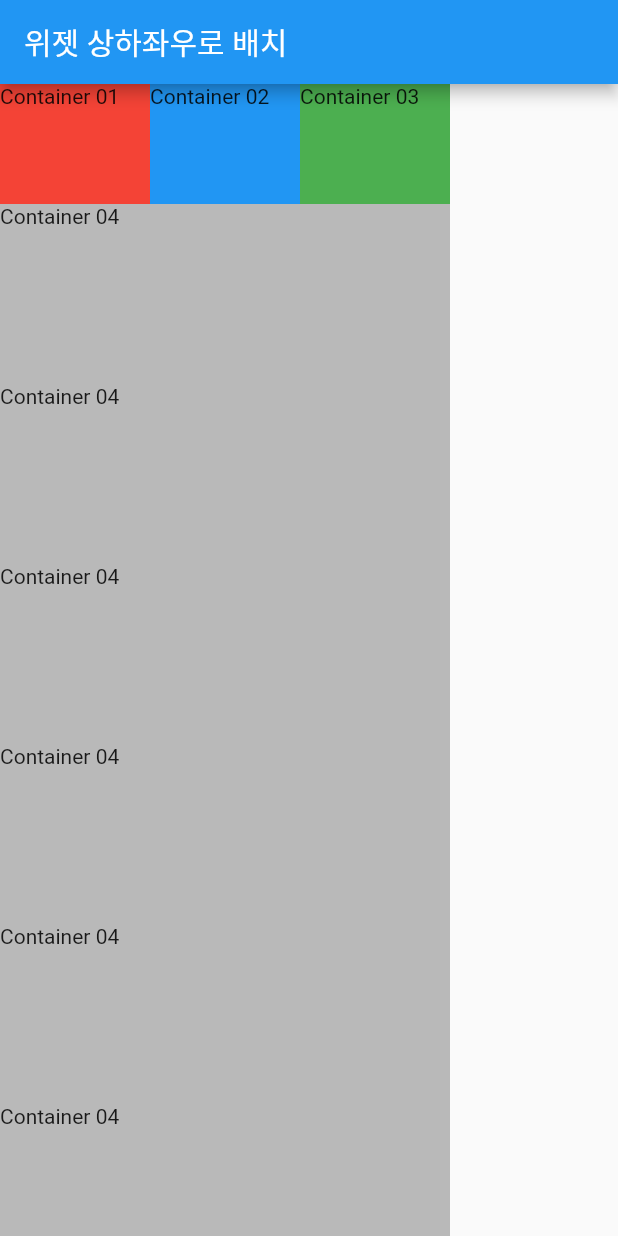
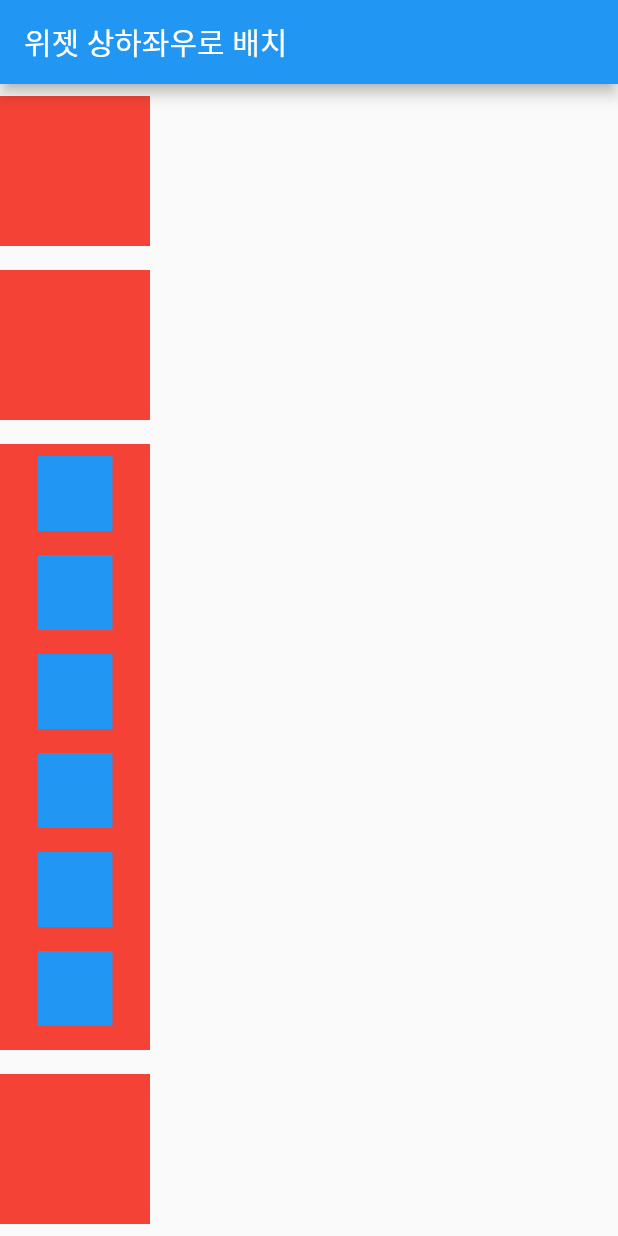
Before and after one commit to khoon9/practice-flutter, a Flutter app: the screen it shows after launch, on a phone screen of 412 x 824 dp. Run offline on Flutter 3.47's test engine with Material 2 defaults, Android fonts, the light colour scheme and no system bars.

Commit message:
feat: add the contents practiced in lectures 06(about flutter layout 02)

```diff
--- a/flutter_project01/lib/main.dart
+++ b/flutter_project01/lib/main.dart
@@ -16,84 +16,52 @@ class Body extends StatelessWidget {
 
   @override
   Widget build(BuildContext context) {
-    return SingleChildScrollView(
-        scrollDirection: Axis.horizontal,
-        child: Column(
-          mainAxisSize: MainAxisSize.max,
-          mainAxisAlignment: MainAxisAlignment.center,
-          crossAxisAlignment: CrossAxisAlignment.center,
-          children: [
-            Row(
-              mainAxisSize: MainAxisSize.max,
-              mainAxisAlignment: MainAxisAlignment.center,
-              crossAxisAlignment: CrossAxisAlignment.center,
+    return Column(
       children: [
         Container(
         width: 100,
-                  height: 80,
+        height: 100,
         color: Colors.red,
-                  child: Text('Container 01'),
+        margin: const EdgeInsets.symmetric(vertical: 8),),
+        Container(
+        width: 100,
+        height: 100,
+        color: Colors.red,
+        margin: const EdgeInsets.symmetric(vertical: 8),),
+
+        Expanded(
+          child: Container(
+            width: 100,
+            height: 100,
+            color: Colors.red,
+            margin: const EdgeInsets.symmetric(vertical: 8),
+            child: SingleChildScrollView(
+              child: Column(
+                children: [
+                  Container(color: Colors.blue, height: 50, width: 50,margin: const EdgeInsets.symmetric(vertical: 8)),
+                  Container(color: Colors.blue, height: 50, width: 50,margin: const EdgeInsets.symmetric(vertical: 8)),
+                  Container(color: Colors.blue, height: 50, width: 50,margin: const EdgeInsets.symmetric(vertical: 8)),
+                  Container(color: Colors.blue, height: 50, width: 50,margin: const EdgeInsets.symmetric(vertical: 8)),
+                  Container(color: Colors.blue, height: 50, width: 50,margin: const EdgeInsets.symmetric(vertical: 8)),
+                  Container(color: Colors.blue, height: 50, width: 50,margin: const EdgeInsets.symmetric(vertical: 8)),
+                  Container(color: Colors.blue, height: 50, width: 50,margin: const EdgeInsets.symmetric(vertical: 8)),
+                  Container(color: Colors.blue, height: 50, width: 50,margin: const EdgeInsets.symmetric(vertical: 8)),
+                  Container(color: Colors.blue, height: 50, width: 50,margin: const EdgeInsets.symmetric(vertical: 8)),
+                  Container(color: Colors.blue, height: 50, width: 50,margin: const EdgeInsets.symmetric(vertical: 8)),
+                  Container(color: Colors.blue, height: 50, width: 50,margin: const EdgeInsets.symmetric(vertical: 8)),
+                  Container(color: Colors.blue, height: 50, width: 50,margin: const EdgeInsets.symmetric(vertical: 8)),
+                ],
+              ),
+            )
+          ),
         ),
         Container(
           width: 100,
-                  height: 80,
-                  color: Colors.blue,
-                  child: Text('Container 02'),
-                ),
-                Container(
-                  width: 100,
-                  height: 80,
-                  color: Colors.green,
-                  child: Text('Container 03'),
-                ),
-              ],
-            ),
-            Container(
-              width: 300,
-              height: 120,
-              color: Colors.black26,
-              child: Text("Container 04"),
-            ),
-            Container(
-              width: 300,
-              height: 120,
-              color: Colors.black26,
-              child: Text("Container 04"),
-            ),
-            Container(
-              width: 300,
-              height: 120,
-              color: Colors.black26,
-              child: Text("Container 04"),
-            ),
-            Container(
-              width: 300,
-              height: 120,
-              color: Colors.black26,
-              child: Text("Container 04"),
-            ),
-            Container(
-              width: 300,
-              height: 120,
-              color: Colors.black26,
-              child: Text("Container 04"),
-            ),
-            Container(
-              width: 300,
-              height: 120,
-              color: Colors.black26,
-              child: Text("Container 04"),
-            ),
-            Container(
-              width: 300,
-              height: 120,
-              color: Colors.black26,
-              child: Text("Container 04"),
-            ),
+          height: 100,
+          color: Colors.red,
+          margin: const EdgeInsets.symmetric(vertical: 8),),
 
       ],
-
-        )
     );
   }
 }
```
Lines whose indentation alone changed are shown as unchanged.
